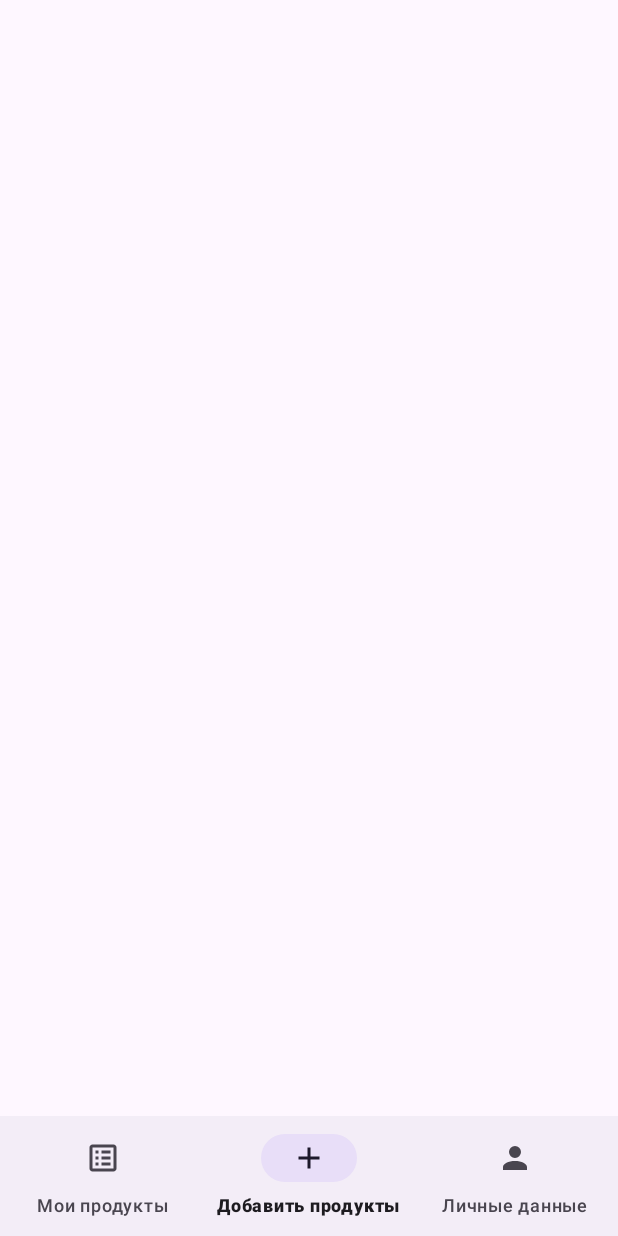
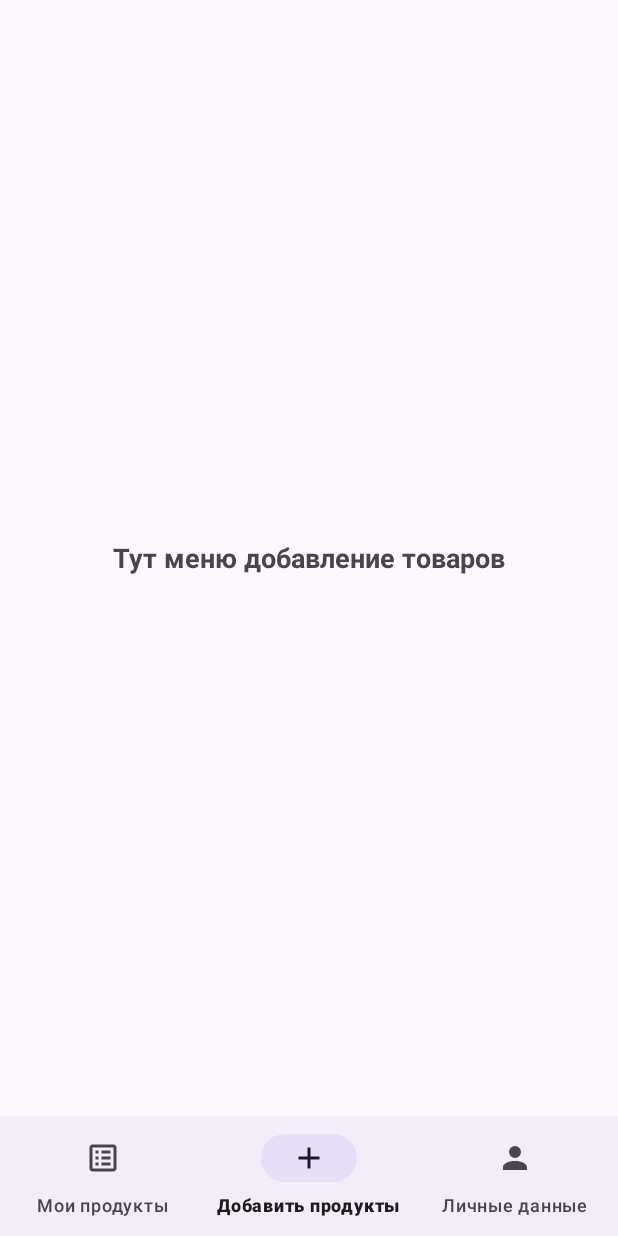
Before and after one commit to nazarovNV/buytown, an Android app: the MainFragment screen opened through its navigation route, item 2 of the bottom bar chosen, on a phone screen of 412 x 824 dp. Run offline under Robolectric (Android 15) with nearby library versions, the phone set to English and light mode, and no system bars; our stand-ins replace Dagger/Hilt's generated code.

Commit message:
Сделал навигацию

```diff
--- a/app/src/main/java/com/buytown/ru/ui/MainFragment.kt
+++ b/app/src/main/java/com/buytown/ru/ui/MainFragment.kt
@@ -7,8 +7,6 @@ import android.view.ViewGroup
 import androidx.fragment.app.Fragment
 import androidx.navigation.NavController
 import androidx.navigation.fragment.findNavController
-import androidx.navigation.fragment.NavHostFragment
-import androidx.navigation.ui.setupWithNavController
 import com.buytown.ru.R
 import com.buytown.ru.databinding.FragmentMainBinding
 
@@ -28,10 +26,30 @@ class MainFragment : Fragment() {
 
     override fun onViewCreated(view: View, savedInstanceState: Bundle?) {
         super.onViewCreated(view, savedInstanceState)
-        val navHostFragment = childFragmentManager.findFragmentById(R.id.nav_host_fragment_main) as NavHostFragment
-        navController = navHostFragment.navController
+        navController = childFragmentManager.findFragmentById(R.id.nav_host_fragment_main)?.findNavController() ?: findNavController()
 
-        binding.bottomNavigation.setupWithNavController(navController)
+        binding.bottomNavigation.setOnItemSelectedListener { item ->
+            when (item.itemId) {
+                R.id.navigation_products -> {
+                    navController.navigate(R.id.productFragment)
+                    true
+                }
+                R.id.navigation_add_product -> {
+                    navController.navigate(R.id.addProductFragment)
+                    true
+                }
+                R.id.navigation_profile -> {
+                    navController.navigate(R.id.profileFragment)
+                    true
+                }
+                else -> false
+            }
+        }
+
+        // Устанавливаем фрагмент по умолчанию
+        if (savedInstanceState == null) {
+            navController.navigate(R.id.productFragment)
+        }
     }
 
     override fun onDestroyView() {
--- a/app/src/main/java/com/buytown/ru/ui/login/LoginViewModel.kt
+++ b/app/src/main/java/com/buytown/ru/ui/login/LoginViewModel.kt
@@ -65,7 +65,8 @@ class LoginViewModel @Inject constructor(
     }
 
     private fun navigateToMain() {
-        navController.navigate(R.id.action_loginFragment_to_productFragment)
+        navController.navigate(R.id.action_loginFragment_to_mainFragment)
     }
 
+
 }
--- a/app/src/main/res/layout/activity_main.xml
+++ b/app/src/main/res/layout/activity_main.xml
@@ -11,15 +11,7 @@
         android:name="androidx.navigation.fragment.NavHostFragment"
         android:layout_width="match_parent"
         android:layout_height="match_parent"
-        android:layout_weight="1"
         app:defaultNavHost="true"
         app:navGraph="@navigation/nav_graph" />
 
-    <com.google.android.material.bottomnavigation.BottomNavigationView
-        android:id="@+id/bottom_navigation"
-        android:layout_width="match_parent"
-        android:layout_height="wrap_content"
-        android:layout_gravity="bottom"
-        app:menu="@menu/bottom_nav_menu" />
-
 </androidx.coordinatorlayout.widget.CoordinatorLayout>
--- a/app/src/main/res/layout/fragment_main.xml
+++ b/app/src/main/res/layout/fragment_main.xml
@@ -1,5 +1,5 @@
 <?xml version="1.0" encoding="utf-8"?>
-<androidx.coordinatorlayout.widget.CoordinatorLayout xmlns:android="http://schemas.android.com/apk/res/android"
+<RelativeLayout xmlns:android="http://schemas.android.com/apk/res/android"
     xmlns:app="http://schemas.android.com/apk/res-auto"
     xmlns:tools="http://schemas.android.com/tools"
     android:layout_width="match_parent"
@@ -10,8 +10,8 @@
         android:id="@+id/nav_host_fragment_main"
         android:name="androidx.navigation.fragment.NavHostFragment"
         android:layout_width="match_parent"
-        android:layout_height="0dp"
-        android:layout_weight="1"
+        android:layout_height="match_parent"
+        android:layout_above="@id/bottom_navigation"
         app:defaultNavHost="false"
         app:navGraph="@navigation/nav_graph_main" />
 
@@ -19,6 +19,6 @@
         android:id="@+id/bottom_navigation"
         android:layout_width="match_parent"
         android:layout_height="wrap_content"
-        android:layout_gravity="bottom"
+        android:layout_alignParentBottom="true"
         app:menu="@menu/bottom_nav_menu" />
-</androidx.coordinatorlayout.widget.CoordinatorLayout>
+</RelativeLayout>
--- a/app/src/main/res/navigation/nav_graph.xml
+++ b/app/src/main/res/navigation/nav_graph.xml
@@ -11,15 +11,25 @@
         android:label="Login"
         tools:layout="@layout/fragment_login" >
         <action
-            android:id="@+id/action_loginFragment_to_productFragment"
-            app:destination="@id/productFragment" />
+            android:id="@+id/action_loginFragment_to_mainFragment"
+            app:destination="@id/mainFragment" />
     </fragment>
 
     <fragment
         android:id="@+id/mainFragment"
         android:name="com.buytown.ru.ui.MainFragment"
         android:label="Main"
-        tools:layout="@layout/fragment_main"/>
+        tools:layout="@layout/fragment_main" >
+        <action
+            android:id="@+id/action_mainFragment_to_productFragment"
+            app:destination="@id/productFragment" />
+        <action
+            android:id="@+id/action_mainFragment_to_addProductFragment"
+            app:destination="@id/addProductFragment" />
+        <action
+            android:id="@+id/action_mainFragment_to_profileFragment"
+            app:destination="@id/profileFragment" />
+    </fragment>
 
     <fragment
         android:id="@+id/productFragment"
```
